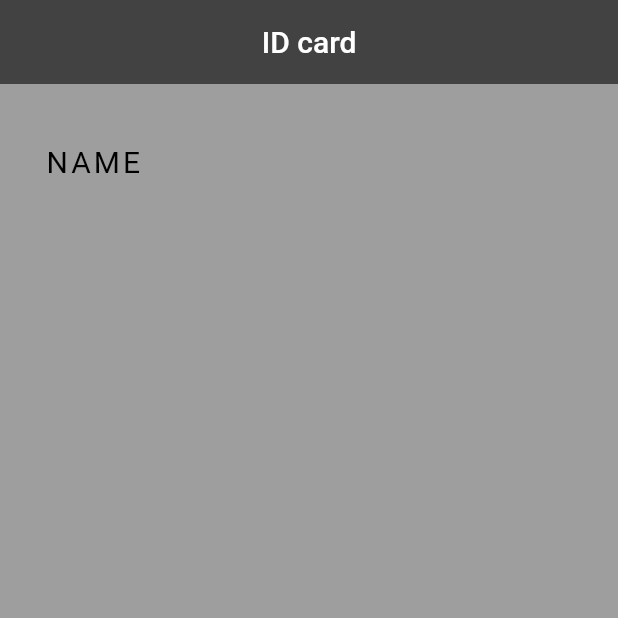
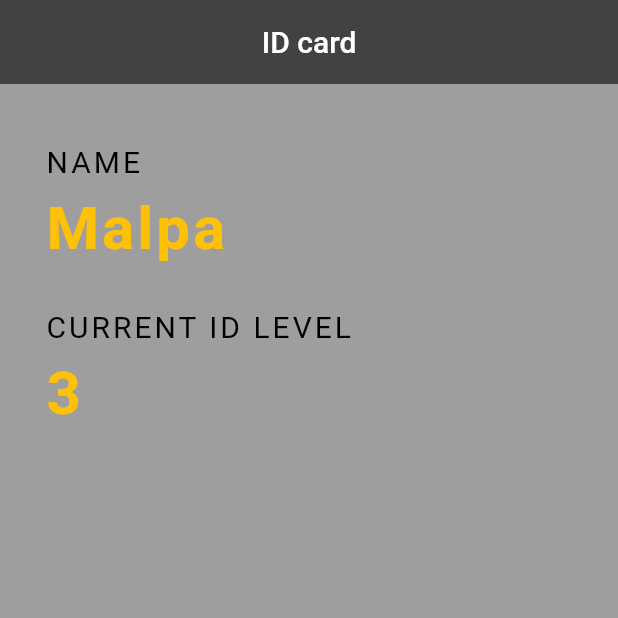
Before and after one commit to adrian-szwejk/id_project, a Flutter app: the screen it shows after launch, on a phone screen of 412 x 824 dp, the top half of it. Run offline on Flutter 3.47's test engine with Material 2 defaults, Android fonts, the phone set to English and light mode, and no system bars.

Commit message:
added name and id level values as well as titles

```diff
--- a/lib/main.dart
+++ b/lib/main.dart
@@ -32,6 +32,35 @@ class Card extends StatelessWidget {
                 letterSpacing: 2.0,
               ),
             ),
+            SizedBox(height: 10.0),
+            Text(
+              "Malpa",
+              style: TextStyle(
+                fontSize: 40.0,
+                color: Colors.amber,
+                letterSpacing: 2.0,
+                fontWeight: FontWeight.bold,
+              ),
+            ),
+            SizedBox(height: 30.0),
+            Text(
+              "CURRENT ID LEVEL",
+              style: TextStyle(
+                fontSize: 20.0,
+                color: Colors.black,
+                letterSpacing: 2.0,
+              ),
+            ),
+            SizedBox(height: 10.0),
+            Text(
+              "3",
+              style: TextStyle(
+                fontSize: 40.0,
+                color: Colors.amber,
+                letterSpacing: 2.0,
+                fontWeight: FontWeight.bold,
+              ),
+            ),
             SizedBox(height: 30.0),
           ],
         ),
```
